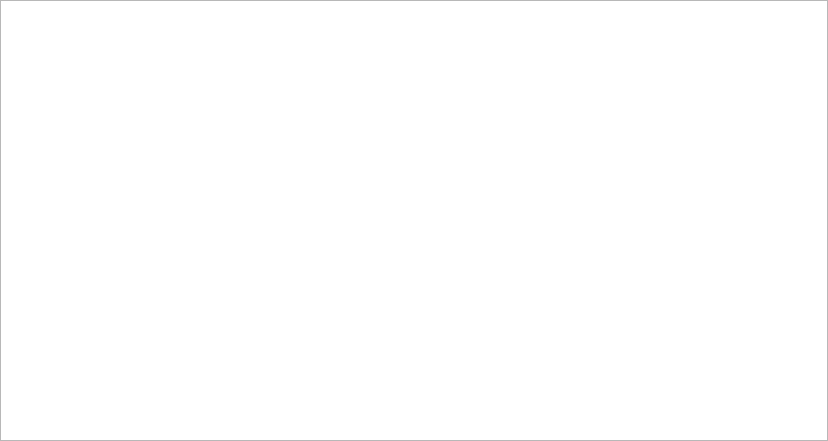
Before: the Qt Designer form Pulley_Town/niveles.ui in valentinaboterov/ProyectoFinal, drawn with Qt 5.
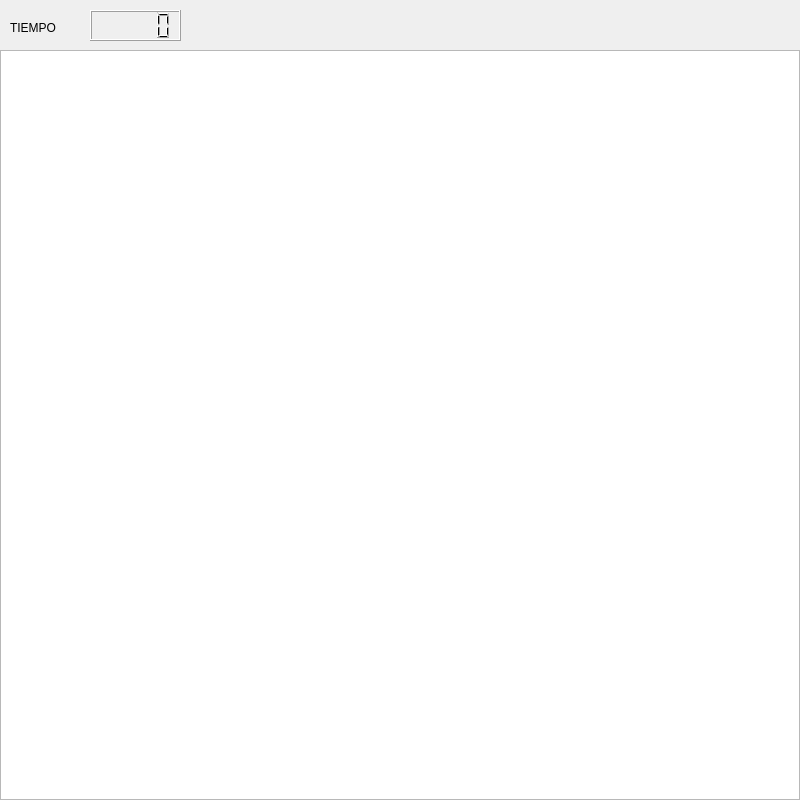
After: the same form once the commit is applied.

What changed in the file:
```diff
--- a/Pulley_Town/niveles.ui
+++ b/Pulley_Town/niveles.ui
@@ -6,14 +6,14 @@
    <rect>
     <x>0</x>
     <y>0</y>
-    <width>828</width>
-    <height>441</height>
+    <width>800</width>
+    <height>800</height>
    </rect>
   </property>
   <property name="maximumSize">
    <size>
-    <width>828</width>
-    <height>441</height>
+    <width>800</width>
+    <height>800</height>
    </size>
   </property>
   <property name="windowTitle">
@@ -23,16 +23,45 @@
    <property name="geometry">
     <rect>
      <x>0</x>
-     <y>0</y>
-     <width>828</width>
-     <height>441</height>
+     <y>50</y>
+     <width>800</width>
+     <height>750</height>
     </rect>
    </property>
    <property name="maximumSize">
     <size>
-     <width>828</width>
-     <height>441</height>
+     <width>800</width>
+     <height>800</height>
     </size>
+   </property>
+   <property name="verticalScrollBarPolicy">
+    <enum>Qt::ScrollBarAlwaysOff</enum>
+   </property>
+   <property name="horizontalScrollBarPolicy">
+    <enum>Qt::ScrollBarAlwaysOff</enum>
+   </property>
+  </widget>
+  <widget class="QLCDNumber" name="lcdNumber">
+   <property name="geometry">
+    <rect>
+     <x>90</x>
+     <y>10</y>
+     <width>91</width>
+     <height>31</height>
+    </rect>
+   </property>
+  </widget>
+  <widget class="QLabel" name="label">
+   <property name="geometry">
+    <rect>
+     <x>10</x>
+     <y>20</y>
+     <width>61</width>
+     <height>16</height>
+    </rect>
+   </property>
+   <property name="text">
+    <string>TIEMPO</string>
    </property>
   </widget>
  </widget>
```
Left out of the diff: 3 changed lines with no effect on the pictures.
